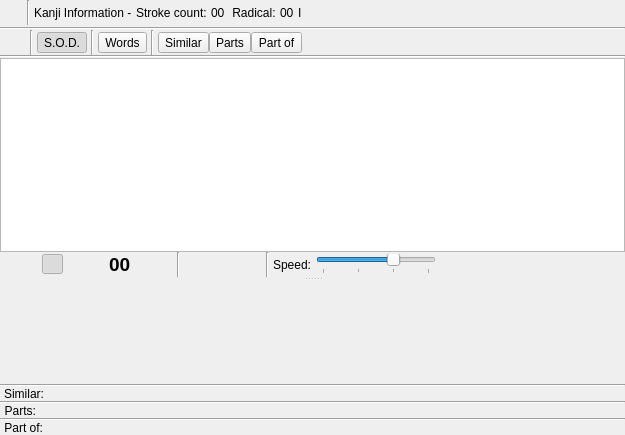
Above: kanjiinfoform.ui from z1dev/zkanji before the change. Below: the same form after it.
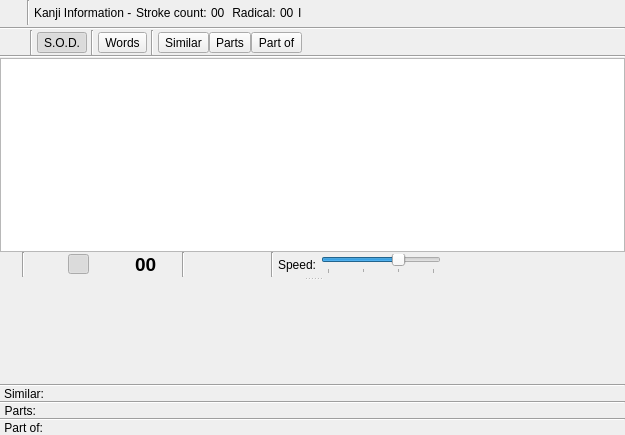
That is the form after the change. Icons and pictures are not drawn. Custom widgets are drawn as their Qt base class.

Commit message: * Fixed: crash when switching to another program while playing the stroke order diagram animation. * Added button to kanji information window to loop the animation.

```diff
--- a/kanjiinfoform.ui
+++ b/kanjiinfoform.ui
@@ -493,6 +493,74 @@
              <property name="rightMargin">
               <number>0</number>
              </property>
+             <item>
+              <widget class="QToolButton" name="loopButton">
+               <property name="toolTip">
+                <string>Play stroke order animation. Double-click to auto repeat</string>
+               </property>
+               <property name="text">
+                <string/>
+               </property>
+               <property name="icon">
+                <iconset resource="Resources/resources.qrc">
+                 <normaloff>:/repeatplaybtn.svg</normaloff>:/repeatplaybtn.svg</iconset>
+               </property>
+               <property name="iconSize">
+                <size>
+                 <width>13</width>
+                 <height>13</height>
+                </size>
+               </property>
+               <property name="checkable">
+                <bool>true</bool>
+               </property>
+               <property name="autoExclusive">
+                <bool>false</bool>
+               </property>
+               <property name="autoRaise">
+                <bool>true</bool>
+               </property>
+              </widget>
+             </item>
+             <item>
+              <spacer name="horizontalSpacer_6">
+               <property name="orientation">
+                <enum>Qt::Horizontal</enum>
+               </property>
+               <property name="sizeType">
+                <enum>QSizePolicy::Fixed</enum>
+               </property>
+               <property name="sizeHint" stdset="0">
+                <size>
+                 <width>1</width>
+                 <height>5</height>
+                </size>
+               </property>
+              </spacer>
+             </item>
+             <item>
+              <widget class="Line" name="line_10">
+               <property name="orientation">
+                <enum>Qt::Vertical</enum>
+               </property>
+              </widget>
+             </item>
+             <item>
+              <spacer name="horizontalSpacer_7">
+               <property name="orientation">
+                <enum>Qt::Horizontal</enum>
+               </property>
+               <property name="sizeType">
+                <enum>QSizePolicy::Fixed</enum>
+               </property>
+               <property name="sizeHint" stdset="0">
+                <size>
+                 <width>1</width>
+                 <height>5</height>
+                </size>
+               </property>
+              </spacer>
+             </item>
              <item>
               <widget class="QToolButton" name="playButton">
                <property name="toolTip">
@@ -702,29 +770,6 @@
                </property>
               </widget>
              </item>
-             <item>
-              <widget class="QToolButton" name="endButton">
-               <property name="toolTip">
-                <string>Forward to complete kanji</string>
-               </property>
-               <property name="text">
-                <string/>
-               </property>
-               <property name="icon">
-                <iconset resource="Resources/resources.qrc">
-                 <normaloff>:/playffwdbtn.svg</normaloff>:/playffwdbtn.svg</iconset>
-               </property>
-               <property name="iconSize">
-                <size>
-                 <width>13</width>
-                 <height>13</height>
-                </size>
-               </property>
-               <property name="autoRaise">
-                <bool>true</bool>
-               </property>
-              </widget>
-             </item>
              <item>
               <spacer name="horizontalSpacer_2">
                <property name="orientation">
```
Left out of the diff: 4 changed lines with no effect on the pictures. The commit also changes 10 other files.
